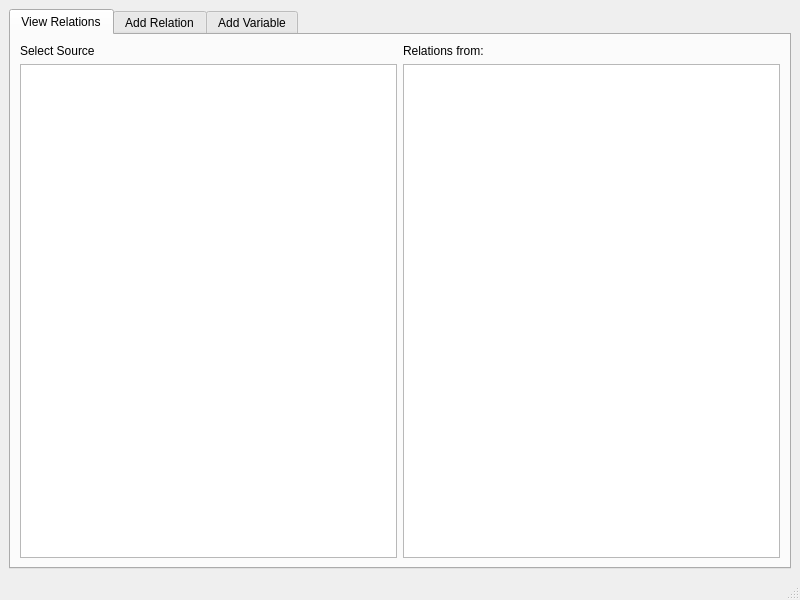
diego0020/braviz-app, file braviz/interaction/qt_guis/relation_viewer.ui: the form before one commit.
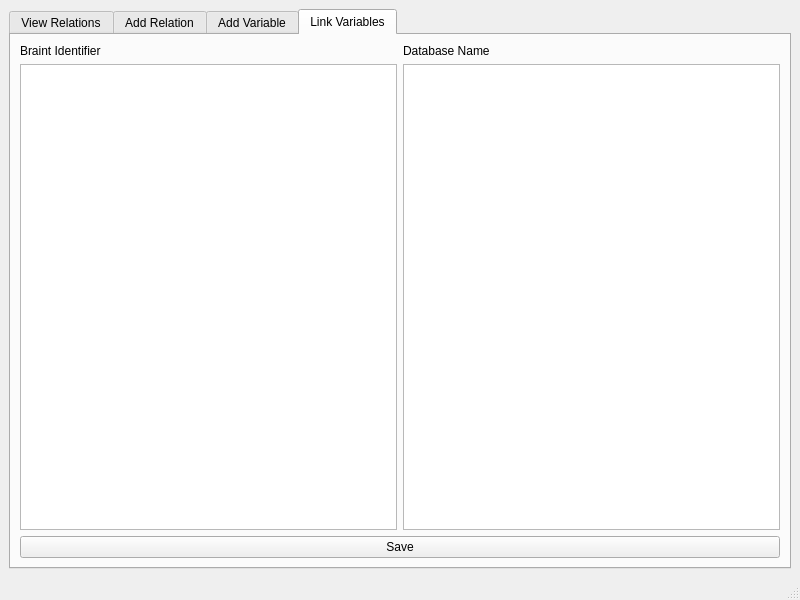
The form after the commit. The open tabs and pages were chosen to show the change.

Commit message: delete relations from relation viewer

```diff
--- a/braviz/interaction/qt_guis/relation_viewer.ui
+++ b/braviz/interaction/qt_guis/relation_viewer.ui
@@ -183,6 +183,51 @@
         </item>
        </layout>
       </widget>
+      <widget class="QWidget" name="tab_4">
+       <attribute name="title">
+        <string>Link Variables</string>
+       </attribute>
+       <layout class="QGridLayout" name="gridLayout_3">
+        <item row="0" column="1">
+         <widget class="QLabel" name="label_8">
+          <property name="text">
+           <string>Database Name</string>
+          </property>
+         </widget>
+        </item>
+        <item row="1" column="0">
+         <widget class="QTreeView" name="link_tree">
+          <property name="alternatingRowColors">
+           <bool>true</bool>
+          </property>
+          <property name="headerHidden">
+           <bool>true</bool>
+          </property>
+         </widget>
+        </item>
+        <item row="0" column="0">
+         <widget class="QLabel" name="label_2">
+          <property name="text">
+           <string>Braint Identifier</string>
+          </property>
+         </widget>
+        </item>
+        <item row="1" column="1">
+         <widget class="QListView" name="link_var_list">
+          <property name="alternatingRowColors">
+           <bool>true</bool>
+          </property>
+         </widget>
+        </item>
+        <item row="2" column="0" colspan="2">
+         <widget class="QPushButton" name="pushButton">
+          <property name="text">
+           <string>Save</string>
+          </property>
+         </widget>
+        </item>
+       </layout>
+      </widget>
      </widget>
     </item>
    </layout>
```
Left out of the diff: 3 changed lines with no effect on the pictures. The commit also changes 5 other files.
